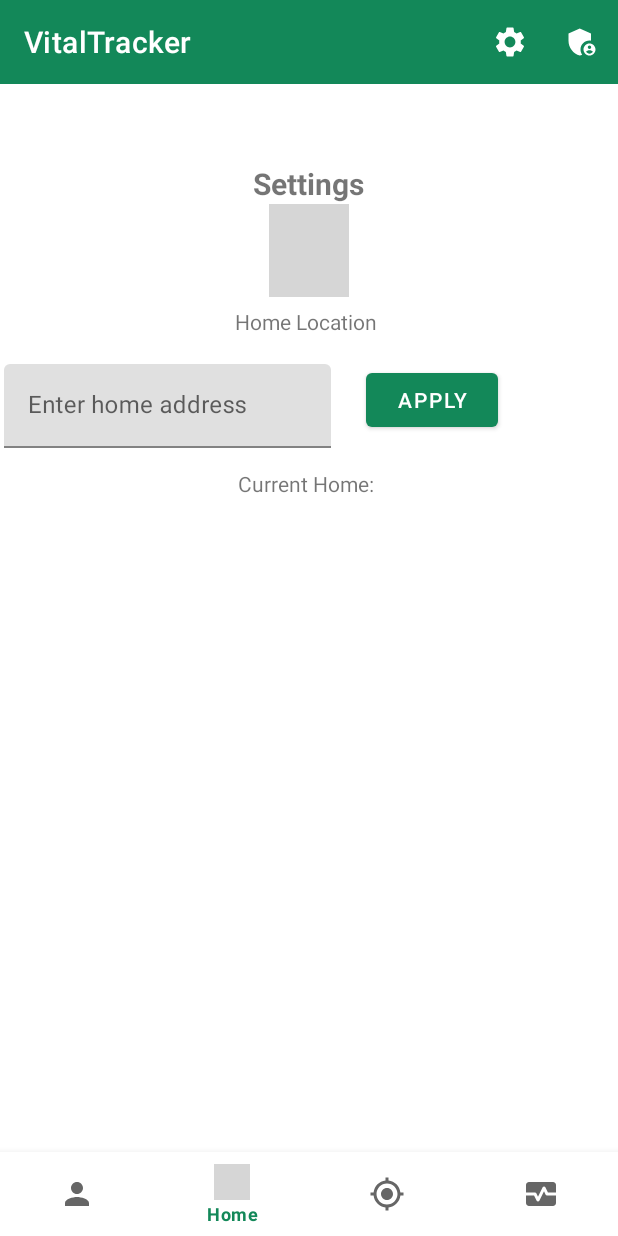
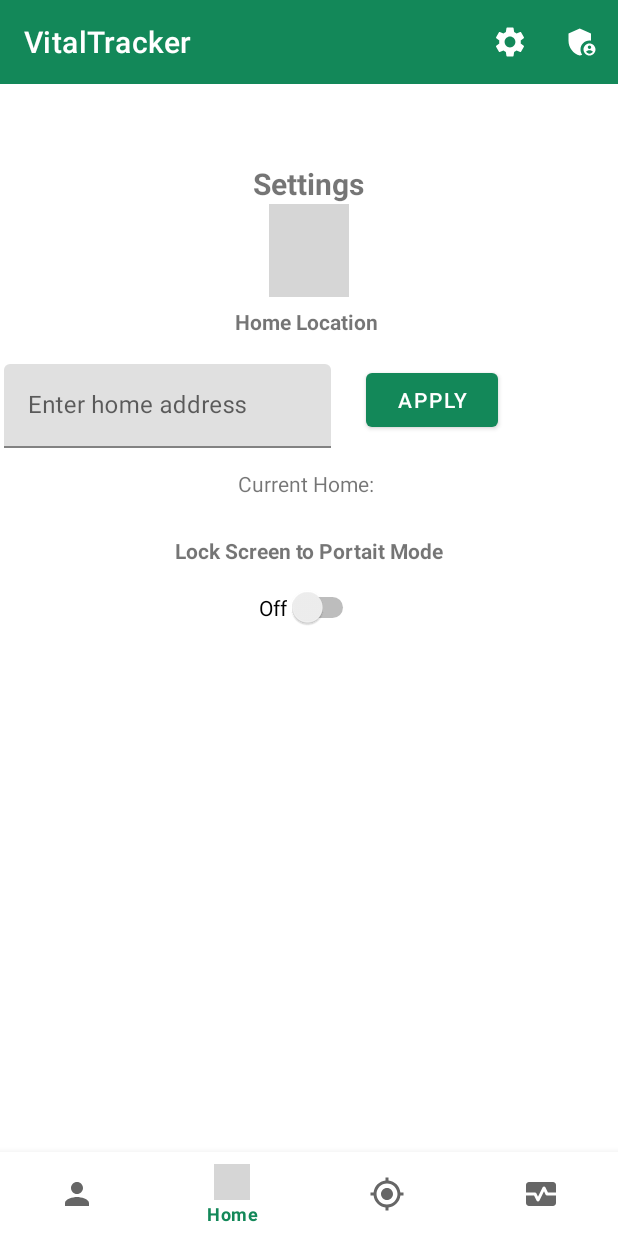
Before and after one commit to MichaelCarinci0052/LifesaverEngineersVitalTracker, an Android app: the fragment SettingsFragment placed in its activity, on a phone screen of 412 x 824 dp. Run offline under Robolectric (Android 15) with nearby library versions, the phone set to English and light mode, and no system bars; grey boxes are pictures that could not be loaded.

Commit message:
Lock screen to portrait in settings

```diff
--- a/app/src/main/java/ca/lifesaver/engineers/it/vital/tracker/SettingsFragment.java
+++ b/app/src/main/java/ca/lifesaver/engineers/it/vital/tracker/SettingsFragment.java
@@ -2,6 +2,7 @@ package ca.lifesaver.engineers.it.vital.tracker;
 
 import android.content.Context;
 import android.content.SharedPreferences;
+import android.content.pm.ActivityInfo;
 import android.os.Bundle;
 
 import androidx.fragment.app.Fragment;
@@ -12,6 +13,8 @@ import android.view.LayoutInflater;
 import android.view.View;
 import android.view.ViewGroup;
 import android.widget.Button;
+import android.widget.CompoundButton;
+import android.widget.Switch;
 import android.widget.TextView;
 
 import com.google.android.material.textfield.TextInputEditText;
@@ -43,6 +46,8 @@ public class SettingsFragment extends Fragment {
     SharedPreferences sharedPreferences;
     Button apply;
     TextView current;
+    Switch lockswitch;
+    String SWITCH_STATE_KEY = "switch_state";
 
     public static SettingsFragment newInstance(String param1, String param2) {
         SettingsFragment fragment = new SettingsFragment();
@@ -72,11 +77,18 @@ public class SettingsFragment extends Fragment {
         editText = view.findViewById(R.id.locationtext);
         apply = view.findViewById(R.id.apply);
         current = view.findViewById(R.id.current);
+        lockswitch = view.findViewById(R.id.lockswitch);
 
         sharedPreferences = requireActivity().getSharedPreferences("MyPrefs", Context.MODE_PRIVATE);
 
         String savedText = sharedPreferences.getString("userText", "");
         editText.setText(savedText);
+
+        sharedPreferences = getActivity().getSharedPreferences("lockoption", Context.MODE_PRIVATE);
+
+        boolean isSwitchOn = sharedPreferences.getBoolean(SWITCH_STATE_KEY, false);
+        lockswitch.setChecked(isSwitchOn);
+        updateSwitchText(isSwitchOn);
 
         editText.addTextChangedListener(new TextWatcher() {
             @Override
@@ -105,6 +117,23 @@ public class SettingsFragment extends Fragment {
         String currenthome = "Current Home: " + savedTextForTextView;
         current.setText(currenthome);
 
+        lockswitch.setOnCheckedChangeListener(new CompoundButton.OnCheckedChangeListener() {
+            @Override
+            public void onCheckedChanged(CompoundButton buttonView, boolean isChecked) {
+                if (isChecked) {
+                    getActivity().setRequestedOrientation(ActivityInfo.SCREEN_ORIENTATION_PORTRAIT);
+                    lockswitch.setText("On");
+                } else {
+                    getActivity().setRequestedOrientation(ActivityInfo.SCREEN_ORIENTATION_UNSPECIFIED);
+                    lockswitch.setText("Off");
+                }
+
+                sharedPreferences.edit().putBoolean(SWITCH_STATE_KEY, isChecked).apply();
+
+                updateSwitchText(isChecked);
+            }
+        });
+
         return view;
     }
 
@@ -117,5 +146,9 @@ public class SettingsFragment extends Fragment {
         current.setText(currenthome2);
     }
 
+    private void updateSwitchText(boolean isSwitchOn) {
+        lockswitch.setText(isSwitchOn ? "On" : "Off");
+    }
+
 
 }
--- a/app/src/main/res/layout/fragment_settings.xml
+++ b/app/src/main/res/layout/fragment_settings.xml
@@ -50,6 +50,7 @@
             android:layout_marginEnd="160dp"
             android:layout_marginBottom="582dp"
             android:text="@string/location"
+            android:textStyle="bold"
             app:layout_constraintBottom_toBottomOf="parent"
             app:layout_constraintEnd_toEndOf="parent"
             app:layout_constraintStart_toStartOf="parent"
@@ -103,6 +104,33 @@
             app:layout_constraintStart_toStartOf="parent"
             app:layout_constraintTop_toTopOf="parent" />
 
+        <TextView
+            android:id="@+id/textView4"
+            android:layout_width="wrap_content"
+            android:layout_height="wrap_content"
+            android:layout_marginTop="283dp"
+            android:layout_marginBottom="429dp"
+            android:text="@string/lock"
+            android:textStyle="bold"
+            app:layout_constraintBottom_toBottomOf="parent"
+            app:layout_constraintEnd_toEndOf="parent"
+            app:layout_constraintHorizontal_bias="0.5"
+            app:layout_constraintStart_toStartOf="parent"
+            app:layout_constraintTop_toTopOf="parent" />
+
+        <Switch
+            android:id="@+id/lockswitch"
+            android:layout_width="wrap_content"
+            android:layout_height="wrap_content"
+            android:layout_marginTop="317dp"
+            android:layout_marginBottom="387dp"
+            android:text="Off"
+            app:layout_constraintBottom_toBottomOf="parent"
+            app:layout_constraintEnd_toEndOf="parent"
+            app:layout_constraintHorizontal_bias="0.5"
+            app:layout_constraintStart_toStartOf="parent"
+            app:layout_constraintTop_toTopOf="parent" />
+
     </androidx.constraintlayout.widget.ConstraintLayout>
 
 </FrameLayout>
--- a/app/src/main/res/values/strings.xml
+++ b/app/src/main/res/values/strings.xml
@@ -26,5 +26,6 @@
     <string name="password">Password: </string>
     <string name="changepass">Change Password</string>
     <string name="newpass">Enter new password</string>
+    <string name="lock">Lock Screen to Portait Mode</string>
     <string name="map_api_key" translatable="false">AIzaSyCwr1NKUl7n7fGvrdVFW_H2pXYPMgp2dqc</string>
 </resources>
```
Also changed, not shown: 1 other file.
